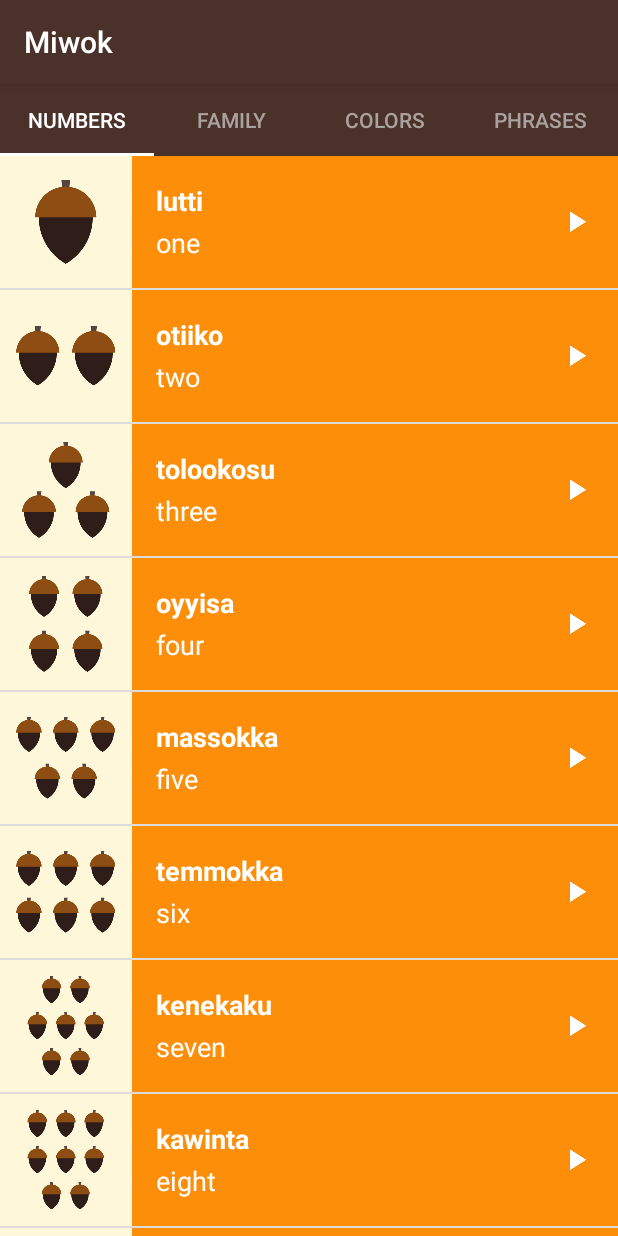
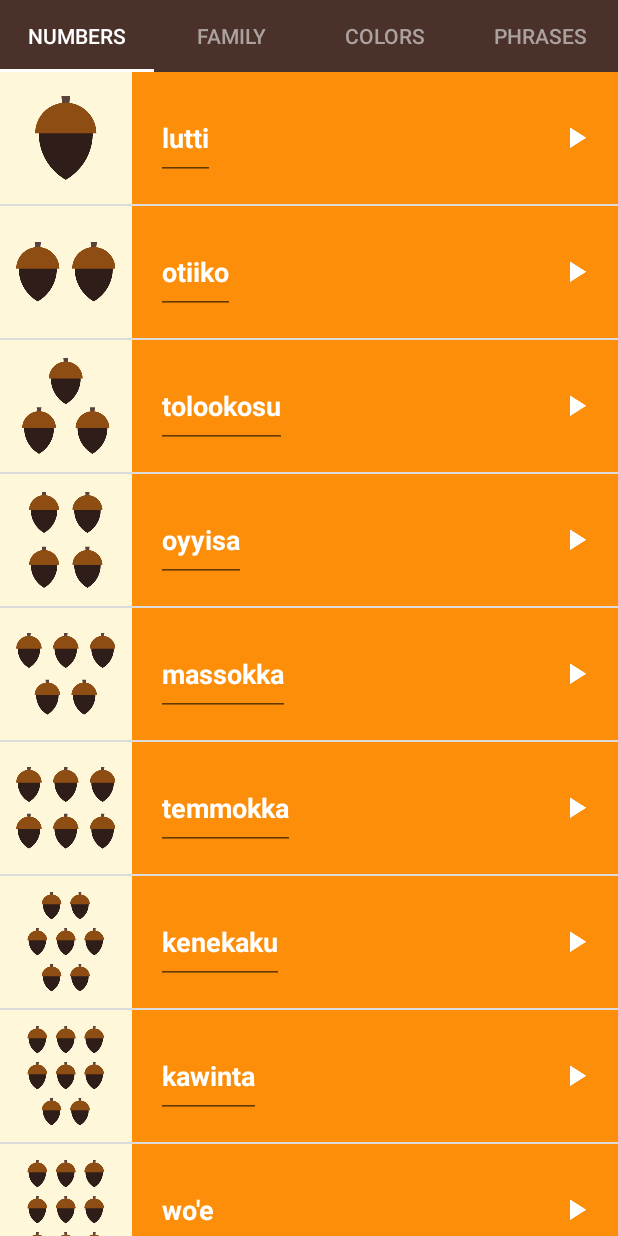
Before and after one commit to jhancock1975/StatsHarvest, an Android app: the screen it shows after launch (MainActivity), on a phone screen of 412 x 824 dp. Run offline under Robolectric (Android 15) with nearby library versions, the light colour scheme and no system bars.

Commit message:
beginning to put in toolbar

```diff
--- a/app/src/main/AndroidManifest.xml
+++ b/app/src/main/AndroidManifest.xml
@@ -21,7 +21,7 @@
         android:icon="@mipmap/ic_launcher"
         android:label="@string/app_name"
         android:supportsRtl="true"
-        android:theme="@style/AppTheme">
+        android:theme="@style/Theme.AppCompat.Light.NoActionBar">
         <activity android:name=".MainActivity">
             <intent-filter>
                 <action android:name="android.intent.action.MAIN" />
@@ -30,7 +30,7 @@
             </intent-filter>
         </activity>
         <activity
-            android:name=".NumbersActivity"
+            android:name=".DataEntryActivity"
             android:label="@string/category_numbers"
             android:parentActivityName=".MainActivity">
             <!-- Parent activity meta-data to support 4.0 and lower -->
--- a/app/src/main/java/com/kewlala/statsharvest/NumbersActivity.java
+++ b/app/src/main/java/com/kewlala/statsharvest/DataEntryActivity.java
@@ -3,14 +3,14 @@ package com.kewlala.statsharvest;
 import android.os.Bundle;
 import android.support.v7.app.AppCompatActivity;
 
-public class NumbersActivity extends AppCompatActivity {
+public class DataEntryActivity extends AppCompatActivity {
 
     @Override
     protected void onCreate(Bundle savedInstanceState) {
         super.onCreate(savedInstanceState);
         setContentView(R.layout.activity_category);
         getSupportFragmentManager().beginTransaction()
-                .replace(R.id.container, new NumbersFragment())
+                .replace(R.id.container, new DataEntryFragment())
                 .commit();
     }
 }
--- a/app/src/main/java/com/kewlala/statsharvest/NumbersFragment.java
+++ b/app/src/main/java/com/kewlala/statsharvest/DataEntryFragment.java
@@ -17,12 +17,12 @@ import java.util.List;
 /**
  * A simple {@link Fragment} subclass.
  */
-public class NumbersFragment extends Fragment {
+public class DataEntryFragment extends Fragment {
 
     MediaPlayer mediaPlayer;
     ListItemClickListener clickListener;
 
-    public NumbersFragment() {
+    public DataEntryFragment() {
         // Required empty public constructor
     }
 
--- a/app/src/main/java/com/kewlala/statsharvest/SimpleFragmentPagerAdapter.java
+++ b/app/src/main/java/com/kewlala/statsharvest/SimpleFragmentPagerAdapter.java
@@ -34,7 +34,7 @@ public class SimpleFragmentPagerAdapter extends FragmentPagerAdapter {
     @Override
     public Fragment getItem(int position) {
         if (position == 0) {
-            return new NumbersFragment();
+            return new DataEntryFragment();
         } else if (position == 1){
             return new FamilyFragment();
         } else if (position == 2) {
--- a/app/src/main/java/com/kewlala/statsharvest/WordAdapter.java
+++ b/app/src/main/java/com/kewlala/statsharvest/WordAdapter.java
@@ -9,6 +9,7 @@ import android.view.LayoutInflater;
 import android.view.View;
 import android.view.ViewGroup;
 import android.widget.ArrayAdapter;
+import android.widget.EditText;
 import android.widget.ImageView;
 import android.widget.RelativeLayout;
 import android.widget.TextView;
@@ -49,17 +50,9 @@ public class WordAdapter extends ArrayAdapter<Word> {
                 "color == " + bgColor);
 
 
-        // Find the TextView in the list_item.xml layout with the english word
-        TextView englishTextView = (TextView) listItemView.findViewById(R.id.english);
-
-
-        // Get the version name from the current Word object and
-        // set this text on the English TextView
-        englishTextView.setText(currentWord.getEnglish());
-
 
         // Find the TextView in the list_item.xml layout with the ID miwok
-        TextView miwokTextView = (TextView) listItemView.findViewById(R.id.miwok);
+        EditText miwokTextView = (EditText) listItemView.findViewById(R.id.miwok);
         // Get the version number from the current word object and
         // set this text on the Miwok TextView
         miwokTextView.setText(currentWord.getMiwok());
--- a/app/src/main/res/layout/activity_main.xml
+++ b/app/src/main/res/layout/activity_main.xml
@@ -1,11 +1,12 @@
 <?xml version="1.0" encoding="utf-8"?>
+
 <LinearLayout xmlns:android="http://schemas.android.com/apk/res/android"
     xmlns:tools="http://schemas.android.com/tools"
     android:layout_width="match_parent"
     android:layout_height="match_parent"
     android:background="@color/tan_background"
     android:orientation="vertical"
-    tools:context="com.example.android.miwok.MainActivity">
+    tools:context="com.kewlala.statsharvest.MainActivity">
 
     <!-- Numbers category -->
     <FrameLayout
--- a/app/src/main/res/layout/list_item.xml
+++ b/app/src/main/res/layout/list_item.xml
@@ -25,22 +25,15 @@
             android:padding="16dp">
 
 
-            <TextView
+            <EditText
                 android:id="@+id/miwok"
                 style="@style/CategoryStyle"
-                android:layout_width="wrap_content"
+                android:layout_width="match_parent"
+                android:singleLine="true"
                 android:layout_height="0dp"
                 android:layout_gravity="bottom"
                 android:layout_weight="1" />
 
-            <TextView
-                android:id="@+id/english"
-                style="@style/CategoryStyle"
-                android:layout_width="wrap_content"
-                android:layout_height="0dp"
-                android:layout_gravity="top"
-                android:layout_weight="1"
-                android:textStyle="normal" />
 
         </LinearLayout>
         <ImageView
--- a/app/src/main/res/layout/word_list.xml
+++ b/app/src/main/res/layout/word_list.xml
@@ -5,4 +5,4 @@
     android:orientation="vertical"
     android:layout_width="match_parent"
     android:layout_height="match_parent"
-    tools:context="com.example.android.miwok.NumbersActivity"/>
+    tools:context="com.kewlala.statsharvest.MainActivity"/>
--- a/app/src/main/res/values/strings.xml
+++ b/app/src/main/res/values/strings.xml
@@ -14,7 +14,7 @@
 -->
 <resources>
     <!-- Title for the application. [CHAR LIMIT=12] -->
-    <string name="app_name">Miwok</string>
+    <string name="app_name">Stats Harvest</string>
 
     <!-- Category name for phrases [CHAR LIMIT=20] -->
     <string name="category_phrases">Phrases</string>
@@ -28,6 +28,4 @@
     <!-- Category name for the vocabulary words for family members [CHAR LIMIT=20] -->
     <string name="category_family">Family</string>
 
-    <!-- TODO: Remove or change this placeholder text -->
-    <string name="hello_blank_fragment">Hello blank fragment</string>
 </resources>
```
